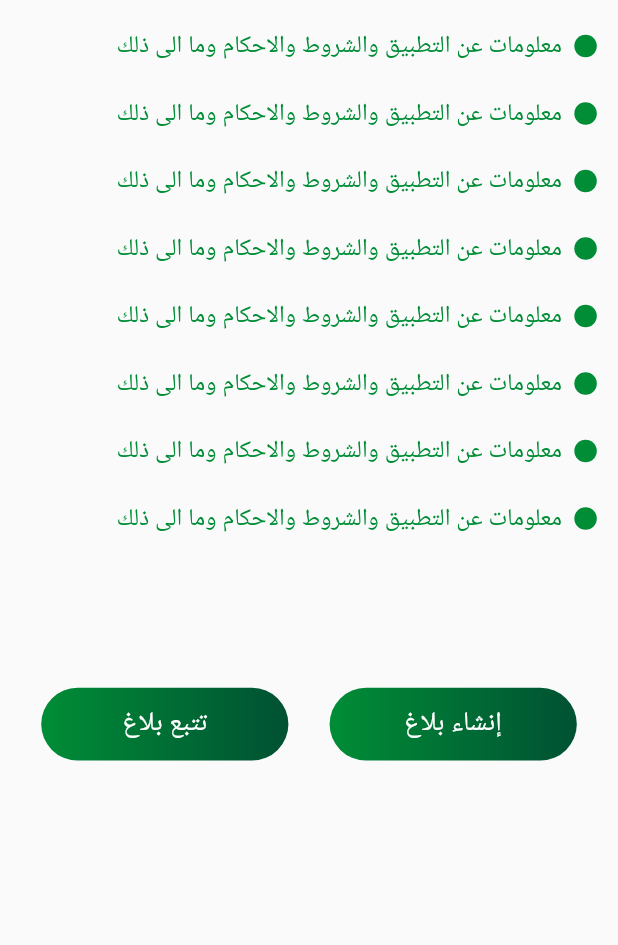
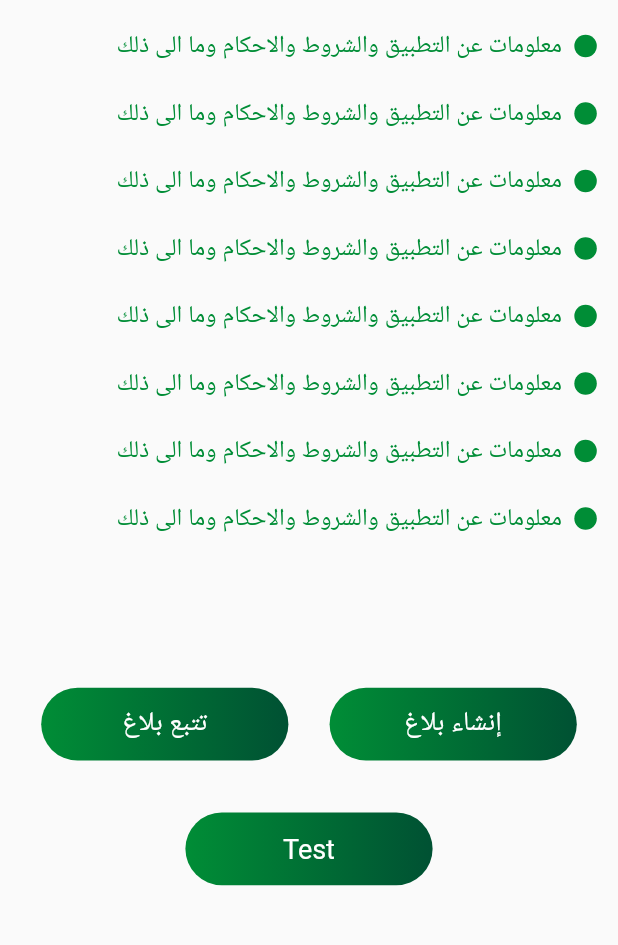
Before and after one commit to andrewayadwadie/fly, a Flutter app: the OnBoardScreen screen opened directly, on a phone screen of 412 x 824 dp, the part 204-1149 px from its top. Run offline on Flutter 3.47's test engine with Material 2 defaults, Android fonts, the phone set to English and light mode, and no system bars; drawn by our look-alikes of overlay_support; our stand-ins replace auto_size_text, cool_alert, firebase_auth, firebase_core, flutter_staggered_animations, fluttertoast and 10 more; missing offline and left inert: flutter_polyline_points, hawk_fab_menu, multi_image_picker2; accounts and stored records are empty; network calls fail; project files that could hold a hidden picture were left out.

Commit message:
07-02-2022

```diff
--- a/lib/core/controller/image_picker_controller.dart
+++ b/lib/core/controller/image_picker_controller.dart
@@ -54,7 +54,7 @@ class ImagePickerController extends GetxController{
 
     try {
       resultList = await MultiImagePicker.pickImages(
-        maxImages: 300,
+        maxImages: 30,
         enableCamera: true,
         selectedAssets: images,
         cupertinoOptions: const CupertinoOptions(
--- a/lib/view/on_board/on_board_screen.dart
+++ b/lib/view/on_board/on_board_screen.dart
@@ -3,6 +3,7 @@ import 'package:flutter/material.dart';
  import 'package:fly/utils/style.dart';
 import 'package:fly/view/reports_categories/bug_report/bug_report_screen.dart';
 import 'package:fly/view/shared_widgets/header_widget.dart';
+import 'package:fly/view/test_screen.dart';
 import 'package:fly/view/track_order/order_with_phone_screen.dart';
 import 'package:get/get.dart';
 
@@ -94,6 +95,7 @@ class OnBoardScreen extends StatelessWidget {
                         ),
                       ),
                     ),
+
                     InkWell(
                       onTap: () {
 
@@ -127,7 +129,38 @@ class OnBoardScreen extends StatelessWidget {
                     )
                   ],
                 ),
+
               ),
+               InkWell(
+                      onTap: () {
+                        Get.to(() => const TestScreen());
+                      },
+                      child: Container(
+                        alignment: Alignment.center,
+                        width: MediaQuery.of(context).size.width / 2.5,
+                        height: MediaQuery.of(context).size.height / 17,
+                        decoration: BoxDecoration(
+                          borderRadius: BorderRadius.circular(40),
+                          gradient: const LinearGradient(
+                              colors: [
+                                lightPrimaryColor,
+                                primaryColor,
+                              ],
+                              begin: FractionalOffset(0.0, 0.0),
+                              end: FractionalOffset(1.0, 0.0),
+                              stops: [0.0, 1.0],
+                              tileMode: TileMode.clamp),
+                        ),
+                        child: const Text(
+                          'Test ',
+                          textAlign: TextAlign.center,
+                          style: TextStyle(
+                              fontSize: 18,
+                              fontWeight: FontWeight.w400,
+                              color: Colors.white),
+                        ),
+                      ),
+                    ),
             ],
           ),
         ),
--- a/pubspec.yaml
+++ b/pubspec.yaml
@@ -58,6 +58,7 @@ dependencies:
   internet_connection_checker: ^0.0.1+3
   connectivity_plus: ^2.2.0
   geolocator: ^8.0.5
+
 
 
 
```
Also changed, not shown: lib/core/controller/click_controller.dart (added, +10 -0 lines), lib/view/reports_categories/bug_report/bug_report_screen.dart (+81 -87 lines), lib/view/test_screen.dart (added, +84 -0 lines), 1 other file.
